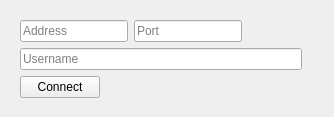
This is ChatClient/Connect.ui in itshawk/datacommchatbot as Qt 5 draws it before an edit. The edited form follows.
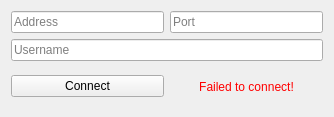
This is the edited form.

The edit to the form file:
```diff
--- a/ChatClient/Connect.ui
+++ b/ChatClient/Connect.ui
@@ -13,17 +13,8 @@
   <property name="windowTitle">
    <string>Form</string>
   </property>
-  <widget class="QWidget" name="layoutWidget">
-   <property name="geometry">
-    <rect>
-     <x>20</x>
-     <y>20</y>
-     <width>282</width>
-     <height>85</height>
-    </rect>
-   </property>
-   <layout class="QFormLayout" name="formLayout">
-    <item row="0" column="0">
+  <layout class="QVBoxLayout" name="verticalLayout">
+   <item>
      <layout class="QHBoxLayout" name="horizontalLayout">
       <item>
        <widget class="QLineEdit" name="addressLine">
@@ -47,22 +38,38 @@
       </item>
      </layout>
     </item>
-    <item row="1" column="0" colspan="2">
+   <item>
      <widget class="QLineEdit" name="usernameLine">
       <property name="placeholderText">
        <string>Username</string>
       </property>
      </widget>
     </item>
-    <item row="2" column="0">
+   <item>
+    <layout class="QHBoxLayout" name="horizontalLayout_2">
+     <item>
      <widget class="QPushButton" name="connectButton">
       <property name="text">
        <string>Connect</string>
       </property>
      </widget>
     </item>
-   </layout>
-  </widget>
+     <item>
+      <widget class="QLabel" name="errorLabel">
+       <property name="styleSheet">
+        <string notr="true">QLabel { color : red; }</string>
+       </property>
+       <property name="text">
+        <string>Failed to connect!</string>
+       </property>
+       <property name="alignment">
+        <set>Qt::AlignCenter</set>
+       </property>
+      </widget>
+     </item>
+    </layout>
+   </item>
+  </layout>
  </widget>
  <tabstops>
   <tabstop>addressLine</tabstop>
```
Lines whose indentation alone changed are shown as unchanged.
